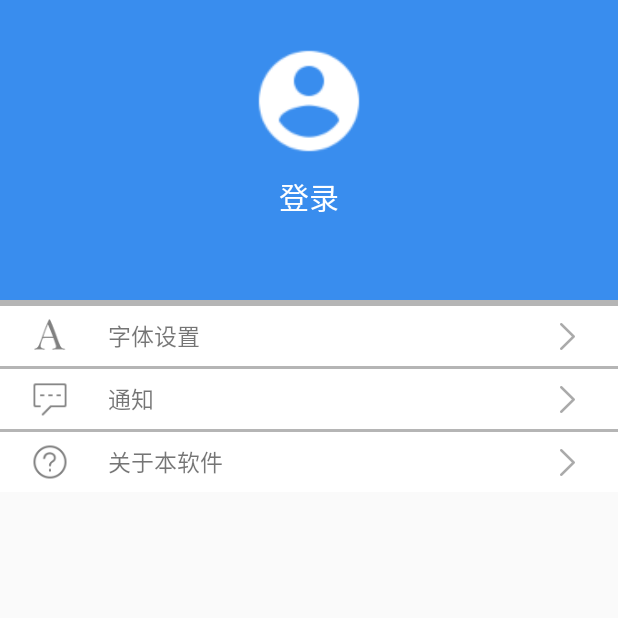
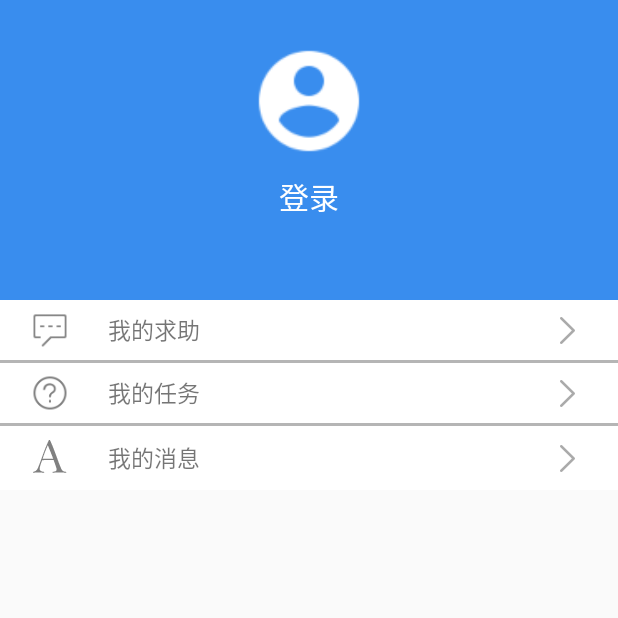
Before and after one commit to baichuanqiao/campus_assistant, an Android app: the fragment ConfigFragment shown on its own in the app's theme, on a phone screen of 412 x 824 dp, the top half of it. Run offline under Robolectric (Android 15) with nearby library versions, the phone set to English and light mode, and no system bars; our stand-ins replace ButterKnife; libraries missing offline, so code that uses them is left out: cn.bmob.v3; 2 statements that could not run were skipped.

Commit message:
Fifth commit

```diff
--- a/app/src/main/java/com/baichuan/campus_assistant/Constants.java
+++ b/app/src/main/java/com/baichuan/campus_assistant/Constants.java
@@ -5,7 +5,7 @@ package com.baichuan.campus_assistant;
  */
 public class Constants {
     //Bmob云后台APPID
-    public static final String APPID = "3cb78a02af0518916725b906e9dfd48f";
+    public static final String APPID = "780fd0497f6348508635d512b1aedd8d";
     //数据库名称
     public static final String DB_NAME = "campus_assistant";
 }
--- a/app/src/main/java/com/baichuan/campus_assistant/ui/activity/MainActivity.java
+++ b/app/src/main/java/com/baichuan/campus_assistant/ui/activity/MainActivity.java
@@ -35,8 +35,8 @@ import cn.bmob.v3.listener.SaveListener;
 
 public class MainActivity extends BaseActivity {
     private String[] mTitle = {"服务","求助","任务","消息","设置"};
-    private int[] mIconSelect = {R.drawable.docker_tab_doc_selected, R.drawable.docker_tab_doc_selected,R.drawable.docker_tab_doc_selected,R.drawable.docker_tab_doc_selected,R.drawable.docker_tab_setting_selected};
-    private int[] mIconNormal = {R.drawable.docker_tab_doc_normal, R.drawable.docker_tab_doc_normal,R.drawable.docker_tab_doc_normal,R.drawable.docker_tab_doc_normal,R.drawable.docker_tab_setting_normal};
+    private int[] mIconSelect = {R.drawable.docker_tab_service_selected, R.drawable.docker_tab_help_selected,R.drawable.docker_tab_task_selected,R.drawable.docker_tab_message_selected,R.drawable.docker_tab_setting_selected};
+    private int[] mIconNormal = {R.drawable.docker_tab_service_normal, R.drawable.docker_tab_help_normal,R.drawable.docker_tab_task_normal,R.drawable.docker_tab_message_normal,R.drawable.docker_tab_setting_normal};
     private ViewPager mViewPager ;
     private TabView mTabView ;
     private Map<Integer,Fragment> mFragmentMap ;
--- a/app/src/main/java/com/baichuan/campus_assistant/ui/activity/NoteDetailActivity.java
+++ b/app/src/main/java/com/baichuan/campus_assistant/ui/activity/NoteDetailActivity.java
@@ -105,7 +105,7 @@ public class NoteDetailActivity extends BaseActivity {
                 break;
             case R.id.btnDelete:
                 AlertDialog.Builder builder = new AlertDialog.Builder(mContext);
-                builder.setTitle("确认要删除这个笔记么？");
+                builder.setTitle("确认要删除这个服务么？");
                 builder.setPositiveButton("确认", new DialogInterface.OnClickListener() {
                     @Override
                     public void onClick(DialogInterface dialogInterface, int i) {
@@ -120,6 +120,7 @@ public class NoteDetailActivity extends BaseActivity {
                                     CloudNoteApp.getNoteEntityDao().delete(mNoteEntity);
                                     showShortToast(getString(R.string.del_success));
                                     finish();
+                                    startActivity(new Intent(mContext, MainActivity.class));//确保删除笔记后视图的及时更新
                                 } else {
                                     Logger.d("bmob数据删除失败：" + e.getMessage() + "," + e.getErrorCode());
                                     showShortToast(getString(R.string.del_bmob_err));
--- a/app/src/main/res/layout/fragment_config.xml
+++ b/app/src/main/res/layout/fragment_config.xml
@@ -1,9 +1,9 @@
 <LinearLayout xmlns:android="http://schemas.android.com/apk/res/android"
-             xmlns:tools="http://schemas.android.com/tools"
-             android:layout_width="match_parent"
-             android:layout_height="match_parent"
+              xmlns:tools="http://schemas.android.com/tools"
+              android:layout_width="match_parent"
+              android:layout_height="match_parent"
               android:orientation="vertical"
-             tools:context=".ui.fragment.NoteFragment">
+              tools:context=".ui.fragment.NoteFragment">
 
     <RelativeLayout
         android:layout_width="match_parent"
@@ -32,10 +32,7 @@
             android:layout_below="@+id/ivUserAvatar"
             android:layout_centerHorizontal="true"/>
     </RelativeLayout>
-    <ImageView
-        android:layout_width="match_parent"
-        android:layout_height="4dp"
-        android:src="@color/gray"/>
+
     <ScrollView
         android:layout_width="match_parent"
         android:layout_height="wrap_content">
@@ -43,42 +40,7 @@
             android:layout_width="match_parent"
             android:layout_height="wrap_content"
             android:orientation="vertical">
-            <LinearLayout
-                android:layout_width="match_parent"
-                android:layout_height="@dimen/setting_list_item_height"
-                android:orientation="horizontal"
-                android:background="#ffffff"
-                android:paddingLeft="@dimen/setting_list_item_padding_vertical"
-                android:paddingRight="@dimen/setting_list_item_padding_vertical"
-                android:paddingTop="@dimen/setting_list_item_padding_horizontal"
-                android:paddingBottom="@dimen/setting_list_item_padding_horizontal">
-                <ImageView
-                    android:layout_width="0dp"
-                    android:layout_height="match_parent"
-                    android:layout_weight="1"
-                    android:scaleType="centerInside"
-                    android:src="@drawable/ic_font"/>
-                <TextView
-                    android:layout_width="0dp"
-                    android:layout_height="match_parent"
-                    android:layout_weight="6"
-                    android:layout_marginLeft="@dimen/setting_list_item_margin"
-                    android:layout_marginStart="@dimen/setting_list_item_margin"
-                    android:text="@string/setting_text_font"
-                    android:textSize="@dimen/setting_list_item_text"
-                    android:gravity="center_vertical|start"/>
-                <ImageView
-                    android:layout_width="0dp"
-                    android:layout_height="match_parent"
-                    android:layout_weight="1"
-                    android:scaleType="centerInside"
-                    android:src="@drawable/ic_right_icon"/>
 
-            </LinearLayout>
-            <ImageView
-                android:layout_width="match_parent"
-                android:layout_height="2dp"
-                android:src="@color/gray"/>
             <LinearLayout
                 android:layout_width="match_parent"
                 android:layout_height="@dimen/setting_list_item_height"
@@ -100,7 +62,7 @@
                     android:layout_weight="6"
                     android:layout_marginLeft="@dimen/setting_list_item_margin"
                     android:layout_marginStart="@dimen/setting_list_item_margin"
-                    android:text="@string/setting_text_message"
+                    android:text="我的求助"
                     android:textSize="@dimen/setting_list_item_text"
                     android:gravity="center_vertical|start"/>
                 <ImageView
@@ -125,19 +87,21 @@
                 android:paddingRight="@dimen/setting_list_item_padding_vertical"
                 android:paddingTop="@dimen/setting_list_item_padding_horizontal"
                 android:paddingBottom="@dimen/setting_list_item_padding_horizontal">
+
                 <ImageView
                     android:layout_width="0dp"
                     android:layout_height="match_parent"
                     android:layout_weight="1"
                     android:scaleType="centerInside"
                     android:src="@drawable/ic_about"/>
+
                 <TextView
                     android:layout_width="0dp"
                     android:layout_height="match_parent"
                     android:layout_weight="6"
                     android:layout_marginLeft="@dimen/setting_list_item_margin"
                     android:layout_marginStart="@dimen/setting_list_item_margin"
-                    android:text="@string/setting_text_about"
+                    android:text="我的任务"
                     android:textSize="@dimen/setting_list_item_text"
                     android:gravity="center_vertical|start"/>
                 <ImageView
@@ -146,9 +110,48 @@
                     android:layout_weight="1"
                     android:scaleType="centerInside"
                     android:src="@drawable/ic_right_icon"/>
+
+
+
+            </LinearLayout>
+            <ImageView
+                android:layout_width="match_parent"
+                android:layout_height="2dp"
+                android:src="@color/gray"/>
+
+            <LinearLayout
+                android:layout_width="match_parent"
+                android:layout_height="match_parent"
+                android:orientation="horizontal"
+                android:background="#ffffff"
+                android:paddingLeft="@dimen/setting_list_item_padding_vertical"
+                android:paddingRight="@dimen/setting_list_item_padding_vertical"
+                android:paddingTop="@dimen/setting_list_item_padding_horizontal"
+                android:paddingBottom="@dimen/setting_list_item_padding_horizontal">
+                <ImageView
+                    android:layout_width="0dp"
+                    android:layout_height="match_parent"
+                    android:layout_weight="1"
+                    android:scaleType="centerInside"
+                    android:src="@drawable/ic_font"/>
+                <TextView
+                    android:layout_width="0dp"
+                    android:layout_height="match_parent"
+                    android:layout_weight="6"
+                    android:layout_marginLeft="@dimen/setting_list_item_margin"
+                    android:layout_marginStart="@dimen/setting_list_item_margin"
+                    android:text="我的消息"
+                    android:textSize="@dimen/setting_list_item_text"
+                    android:gravity="center_vertical|start"/>
+                <ImageView
+                    android:layout_width="0dp"
+                    android:layout_height="match_parent"
+                    android:layout_weight="1"
+                    android:scaleType="centerInside"
+                    android:src="@drawable/ic_right_icon"/>
+
             </LinearLayout>
         </LinearLayout>
     </ScrollView>
 
-
 </LinearLayout>
--- a/app/src/main/res/values/strings.xml
+++ b/app/src/main/res/values/strings.xml
@@ -14,12 +14,12 @@
     <string name="service_title_hint">请在此输入服务标题</string>
     <string name="sync_success">同步成功！</string>
     <string name="check_connect">请检查网络连接！</string>
-    <string name="save_success">笔记保存成功</string>
+    <string name="save_success">服务发布成功！</string>
     <string name="no_connect">没有网络连接！！！</string>
     <string name="username_nonblank">对不起，用户名不能为空</string>
     <string name="password_nonblank">对不起，用密码不能为空</string>
     <string name="user_pass_err">用户名或者密码错误！！！</string>
-    <string name="del_success">笔记已删除！</string>
+    <string name="del_success">服务已删除！</string>
     <string name="del_bmob_err">错误！请稍后再试！</string>
     <string name="register_success">注册成功</string>
     <string name="register_err">注册失败！换个用户名试试吧~</string>
```
Also changed, not shown: app/src/main/java/com/baichuan/campus_assistant/ui/fragment/NoteFragment.java (+4 -12 lines), app/src/main/res/layout/fragment_note.xml (+1 -22 lines), app/src/main/res/drawable-xhdpi/docker_tab_doc_normal.png (deleted), app/src/main/res/drawable-xhdpi/docker_tab_doc_selected.png (deleted), app/src/main/res/drawable-xhdpi/docker_tab_help_normal.png (added), app/src/main/res/drawable-xhdpi/docker_tab_help_selected.png (added), app/src/main/res/drawable-xhdpi/docker_tab_message_normal.png (added), app/src/main/res/drawable-xhdpi/docker_tab_message_selected.png (added), app/src/main/res/drawable-xhdpi/docker_tab_service_normal.png (added), app/src/main/res/drawable-xhdpi/docker_tab_service_selected.png (added), app/src/main/res/drawable-xhdpi/docker_tab_setting_normal.png, app/src/main/res/drawable-xhdpi/docker_tab_setting_selected.png, app/src/main/res/drawable-xhdpi/docker_tab_task_normal.png (added), app/src/main/res/drawable-xhdpi/docker_tab_task_selected.png (added).
